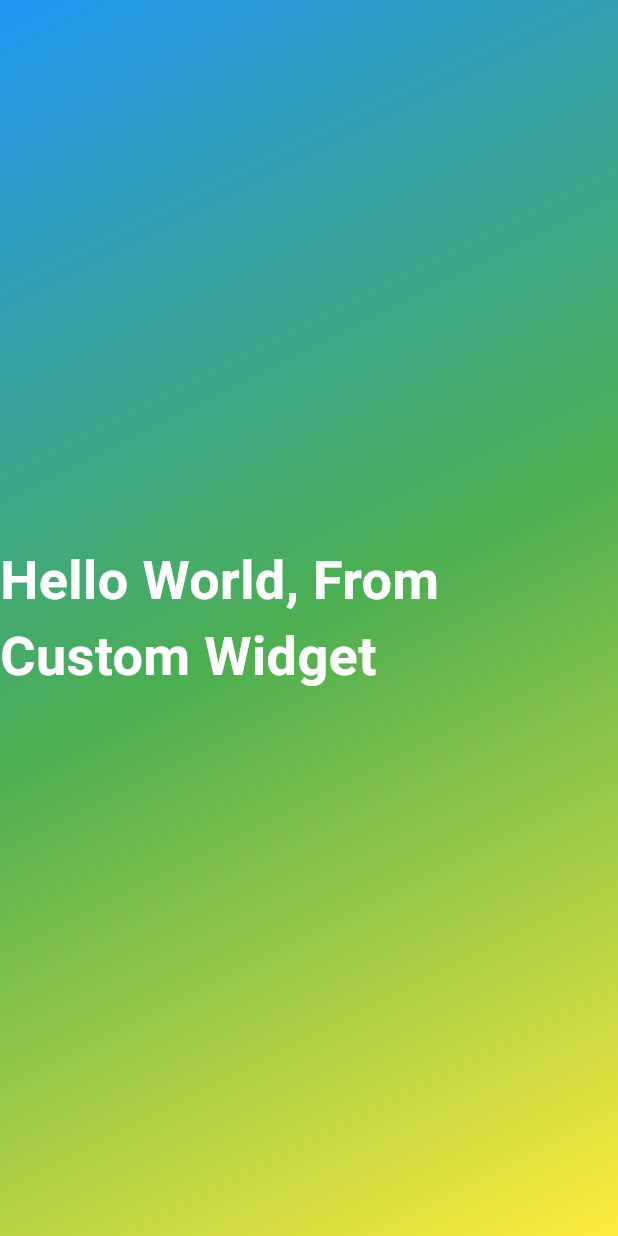
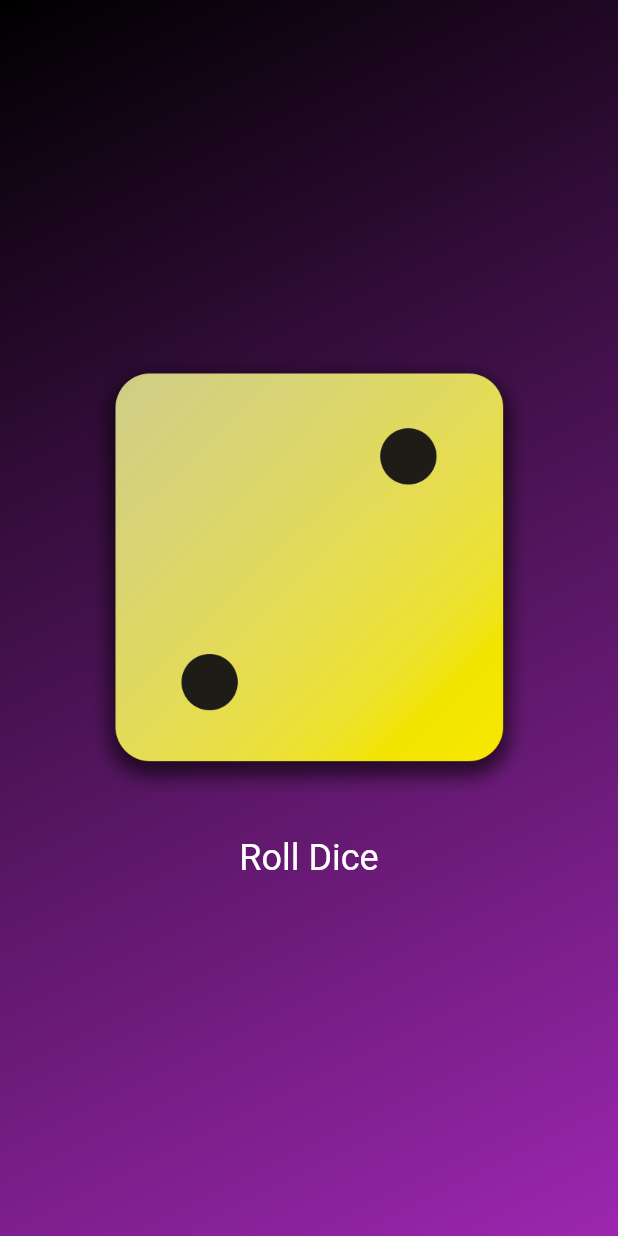
Before and after one commit to Pratham1803/FlutterPractice, a Flutter app: the screen it shows after launch, on a phone screen of 412 x 824 dp. Run offline on Flutter 3.47's test engine with Material 3 defaults, Android fonts, the phone set to English and light mode, and no system bars.

Commit message:
add Some TextStyles and Image with dynamically change image.

```diff
--- /dev/null
+++ b/lib/dice_roller.dart
@@ -0,0 +1,47 @@
+import 'package:flutter/material.dart';
+import 'dart:math';
+
+final randomizer = Random();
+
+class DiceRoller extends StatefulWidget {
+  const DiceRoller({super.key});
+  @override
+  State<DiceRoller> createState() {
+    return _DiceRollerState();
+  }
+}
+
+class _DiceRollerState extends State<DiceRoller> {
+  var diceNumber = 2;
+
+  void onClick() {
+    setState(() {
+      diceNumber = randomizer.nextInt(6) + 1;
+    });
+  }
+
+  @override
+  Widget build(BuildContext context) {
+    return Column(
+      mainAxisSize: MainAxisSize.min,
+      children: [
+        Image.asset(
+          'assets/images/dice-$diceNumber.png',
+          width: 300,
+        ),
+        const SizedBox(height: 20),
+        TextButton(
+          onPressed: onClick,
+          style: TextButton.styleFrom(
+            padding: const EdgeInsets.all(10),
+            foregroundColor: Colors.white,
+            textStyle: const TextStyle(
+              fontSize: 24,
+            ),
+          ),
+          child: const Text("Roll Dice"),
+        ),
+      ],
+    );
+  }
+}
--- a/lib/gradient_container.dart
+++ b/lib/gradient_container.dart
@@ -1,24 +1,41 @@
 import 'package:flutter/material.dart';
-import 'package:first_flutter_app/text_style.dart';
+import 'package:first_flutter_app/dice_roller.dart';
+
+const startAlign = Alignment.topLeft;
+const endAlign = Alignment.bottomRight;
 
 class GradientContainer extends StatelessWidget {
-  const GradientContainer({super.key});
+  const GradientContainer(this.colors, {super.key});
+
+  final List<Color> colors;
+
   @override
   Widget build(BuildContext context) {
+    // return Text
+    // return Container(
+    //   decoration: BoxDecoration(
+    //     gradient: LinearGradient(
+    //       colors: colors,
+    //       begin: startAlign,
+    //       end: endAlign,
+    //     ),
+    //   ),
+    //   child: const Center(
+    //     child: StyledText("Hello, world"),
+    //   ),
+    // );
+
+    // retrun image
     return Container(
-      decoration: const BoxDecoration(
+      decoration: BoxDecoration(
         gradient: LinearGradient(
-          colors: [
-            Colors.blue,
-            Colors.green,
-            Colors.yellow,
-          ],
-          begin: Alignment.topLeft,
-          end: Alignment.bottomRight,
+          colors: colors,
+          begin: startAlign,
+          end: endAlign,
         ),
       ),
-      child: const Center(
-        child: StyledText(),
+      child: Center(
+        child: DiceRoller(),
       ),
     );
   }
--- a/lib/main.dart
+++ b/lib/main.dart
@@ -1,5 +1,6 @@
 import 'package:flutter/material.dart';
 import 'package:first_flutter_app/gradient_container.dart';
+
 void main() {
   // basic example of Background color
   // runApp(
@@ -48,7 +49,9 @@ void main() {
   runApp(
     const MaterialApp(
       home: Scaffold(
-        body: GradientContainer(),
+        body: GradientContainer(
+          [Colors.black, Colors.purple],
+        ),
       ),
     ),
   );
--- a/lib/text_style.dart
+++ b/lib/text_style.dart
@@ -1,13 +1,14 @@
 import 'package:flutter/material.dart';
 
 class StyledText extends StatelessWidget {
-  const StyledText({super.key});
+  const StyledText(this.text, {super.key}); // constructor
+  final String text; // text property
 
   @override
   Widget build(BuildContext context) {
-    return const Text(
-      'Hello World, From Custom Widget',
-      style: TextStyle(
+    return Text(
+      text,
+      style: const TextStyle(
         color: Colors.white,
         fontSize: 36,
         fontWeight: FontWeight.bold,
```
Also changed, not shown: pubspec.yaml (+7 -3 lines), assets/images/dice-1.png (added), assets/images/dice-2.png (added), assets/images/dice-3.png (added), assets/images/dice-4.png (added), assets/images/dice-5.png (added), assets/images/dice-6.png (added).
